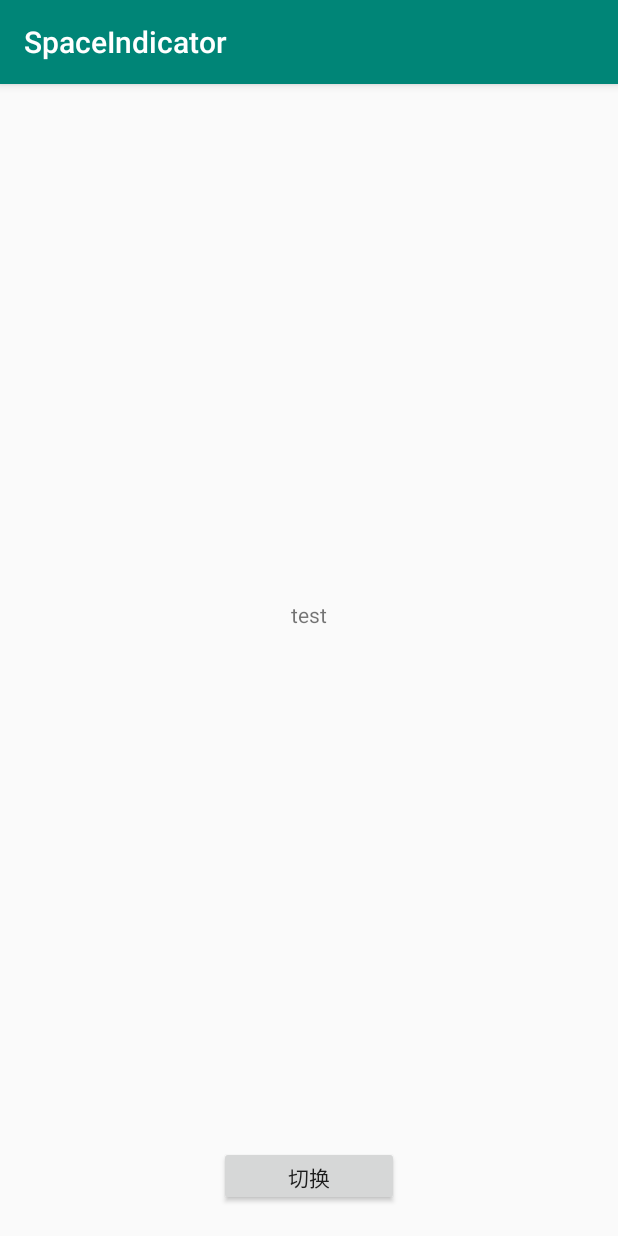
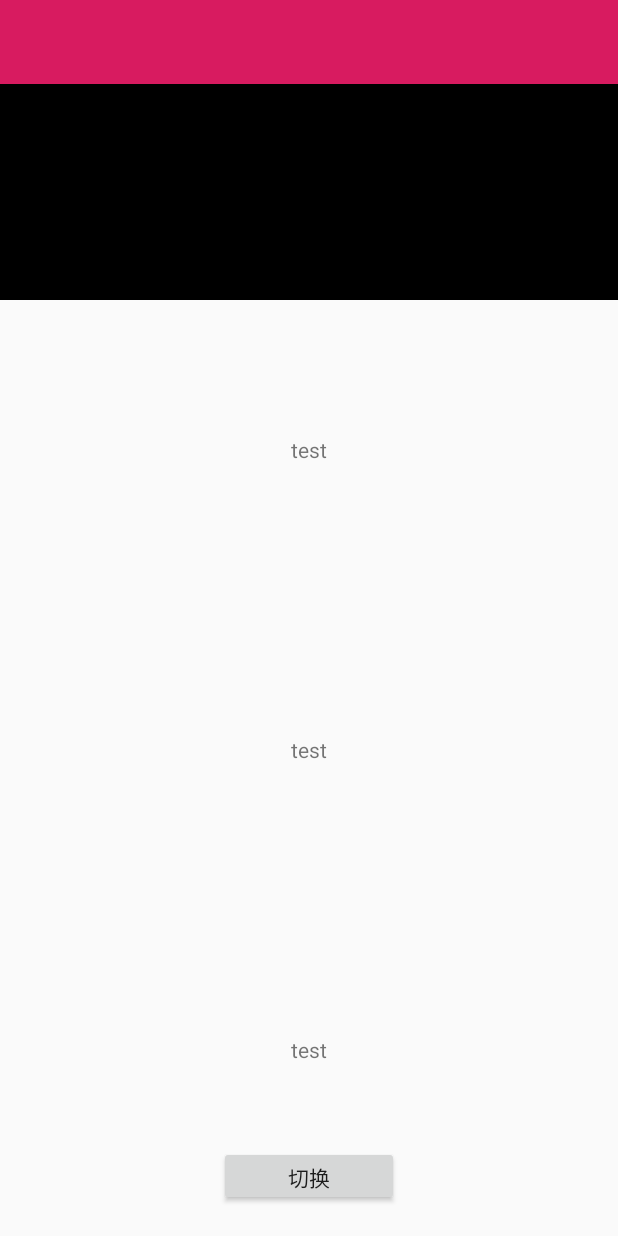
Before and after one commit to kaycool/MultiIndicator, an Android app: the screen it shows after launch (MainActivity), on a phone screen of 412 x 824 dp. Run offline under Robolectric (Android 15) with nearby library versions, the phone set to English and light mode, and no system bars; 3 statements that could not run were skipped.

Commit message:
fix scroll

```diff
--- a/app/build.gradle
+++ b/app/build.gradle
@@ -31,4 +31,5 @@ dependencies {
     androidTestImplementation 'com.android.support.test:runner:1.0.2'
     androidTestImplementation 'com.android.support.test.espresso:espresso-core:3.0.2'
     implementation project(':mylibrary')
+    implementation 'com.android.support:design:28.0.0'
 }
--- a/app/src/main/AndroidManifest.xml
+++ b/app/src/main/AndroidManifest.xml
@@ -8,7 +8,7 @@
             android:label="@string/app_name"
             android:roundIcon="@mipmap/ic_launcher_round"
             android:supportsRtl="true"
-            android:theme="@style/AppTheme">
+            android:theme="@style/Theme.Design.Light.NoActionBar">
         <activity android:name=".MainActivity">
             <intent-filter>
                 <action android:name="android.intent.action.MAIN"/>
--- a/app/src/main/java/com/kai/wang/space/indicator/MainActivity.kt
+++ b/app/src/main/java/com/kai/wang/space/indicator/MainActivity.kt
@@ -14,6 +14,35 @@ import kotlinx.android.synthetic.main.activity_test.*
 class MainActivity : AppCompatActivity() {
     private val mTitles by lazy {
         mutableListOf(
+            "标题一",
+            "标题二222222222标题二222222222标题二222222222标题二222222222",
+            "标题三",
+            "标题四标题十五22222222222标题十五22222222222标题十五22222222222标题十五22222222222标题十五22222222222标题十五22222222222标题十五22222222222标题十五22222222222标题十五22222222222标题十五22222222222",
+            "标题五",
+            "标题六",
+            "标题七2222222222222",
+            "标题八",
+            "标题九",
+            "标题十22222222",
+            "标题十一",
+            "标题十二",
+            "标题十三",
+            "标题十四2222222",
+            "标题十五22222222222",
+            "标题十六22",
+            "标题十七",
+            "标题十八",
+            "标题十九",
+            "标题二十22222222222",
+            "标题二十一",
+            "标题二十二222222222222",
+            "标题二十四222222222222222",
+            "标题二十五222222222222222222",
+            "标题二十六222",
+            "标题二十七22222",
+            "标题二十八2222",
+            "标题二十九22222",
+            "标题三十2222",
             "标题一",
             "标题二222222222标题二222222222标题二222222222标题二222222222",
             "标题三",
@@ -60,6 +89,8 @@ class MainActivity : AppCompatActivity() {
         btnMode.setOnClickListener {
             spaceFlowIndicator.changedMode()
         }
+
+        toolbar.title = "我是标题"
 
         viewPager.adapter = object : FragmentStatePagerAdapter(supportFragmentManager) {
             override fun getItem(p0: Int): Fragment {
--- a/app/src/main/res/layout/activity_test.xml
+++ b/app/src/main/res/layout/activity_test.xml
@@ -1,9 +1,37 @@
 <?xml version="1.0" encoding="utf-8"?>
-<RelativeLayout
+<android.support.design.widget.CoordinatorLayout
         xmlns:android="http://schemas.android.com/apk/res/android"
         xmlns:app="http://schemas.android.com/apk/res-auto"
         android:layout_width="match_parent"
         android:layout_height="match_parent">
+
+    <android.support.design.widget.AppBarLayout
+            android:id="@+id/appBarLayout"
+            android:layout_width="match_parent"
+            android:layout_height="wrap_content">
+
+        <android.support.design.widget.CollapsingToolbarLayout
+                android:id="@+id/collToolbar"
+                android:layout_width="match_parent"
+                android:layout_height="wrap_content"
+                app:layout_scrollFlags="scroll|exitUntilCollapsed">
+
+            <View
+                    android:background="@android:color/black"
+                    app:layout_collapseMode="parallax"
+                    app:layout_collapseParallaxMultiplier="0"
+                    android:layout_width="match_parent"
+                    android:layout_height="200dp"/>
+
+            <android.support.v7.widget.Toolbar
+                    android:background="@color/colorAccent"
+                    android:id="@+id/toolbar"
+                    android:layout_width="match_parent"
+                    android:layout_height="wrap_content"
+                    app:contentInsetStart="0dp"
+                    app:layout_collapseMode="pin"/>
+
+        </android.support.design.widget.CollapsingToolbarLayout>
 
         <!--app:multi_indicator_style="rectangle"-->
         <com.kai.wang.space.indicator.lib.MultiFlowIndicator
@@ -14,9 +42,11 @@
                 android:layout_width="match_parent"
                 android:layout_height="wrap_content"/>
 
+    </android.support.design.widget.AppBarLayout>
+
     <android.support.v4.view.ViewPager
-            android:layout_below="@+id/spaceFlowIndicator"
             android:id="@+id/viewPager"
+            app:layout_behavior="@string/appbar_scrolling_view_behavior"
             android:layout_above="@+id/btnMode"
             android:layout_width="match_parent"
             android:layout_height="match_parent"/>
@@ -24,10 +54,9 @@
     <Button
             android:id="@+id/btnMode"
             android:text="切换"
-            android:layout_alignParentBottom="true"
-            android:layout_centerInParent="true"
+            android:layout_gravity="bottom|center"
             android:layout_width="120dp"
             android:layout_marginBottom="20dp"
             android:layout_height="40dp"/>
 
-</RelativeLayout>
+</android.support.design.widget.CoordinatorLayout>
--- a/app/src/main/res/layout/fragment_test.xml
+++ b/app/src/main/res/layout/fragment_test.xml
@@ -1,6 +1,116 @@
 <?xml version="1.0" encoding="utf-8"?>
-<TextView xmlns:android="http://schemas.android.com/apk/res/android"
-          android:layout_width="match_parent"
-          android:text="test"
-          android:layout_height="match_parent"
-          android:gravity="center"/>
+
+<android.support.v4.widget.NestedScrollView
+        xmlns:android="http://schemas.android.com/apk/res/android"
+        android:layout_width="match_parent"
+        android:layout_height="match_parent">
+
+    <LinearLayout
+            android:orientation="vertical"
+            android:layout_width="match_parent"
+            android:layout_height="wrap_content">
+
+        <TextView
+                android:layout_width="match_parent"
+                android:text="test"
+                android:layout_height="200dp"
+                android:gravity="center"/>
+
+        <TextView
+                android:layout_width="match_parent"
+                android:text="test"
+                android:layout_height="200dp"
+                android:gravity="center"/>
+
+        <TextView
+                android:layout_width="match_parent"
+                android:text="test"
+                android:layout_height="200dp"
+                android:gravity="center"/>
+
+        <TextView
+                android:layout_width="match_parent"
+                android:text="test"
+                android:layout_height="200dp"
+                android:gravity="center"/>
+
+
+        <TextView
+                android:layout_width="match_parent"
+                android:text="test"
+                android:layout_height="200dp"
+                android:gravity="center"/>
+
+
+        <TextView
+                android:layout_width="match_parent"
+                android:text="test"
+                android:layout_height="200dp"
+                android:gravity="center"/>
+
+
+        <TextView
+                android:layout_width="match_parent"
+                android:text="test"
+                android:layout_height="200dp"
+                android:gravity="center"/>
+
+        <TextView
+                android:layout_width="match_parent"
+                android:text="test"
+                android:layout_height="200dp"
+                android:gravity="center"/>
+
+
+        <TextView
+                android:layout_width="match_parent"
+                android:text="test"
+                android:layout_height="200dp"
+                android:gravity="center"/>
+
+        <TextView
+                android:layout_width="match_parent"
+                android:text="test"
+                android:layout_height="200dp"
+                android:gravity="center"/>
+
+        <TextView
+                android:layout_width="match_parent"
+                android:text="test"
+                android:layout_height="200dp"
+                android:gravity="center"/>
+
+        <TextView
+                android:layout_width="match_parent"
+                android:text="test"
+                android:layout_height="200dp"
+                android:gravity="center"/>
+
+        <TextView
+                android:layout_width="match_parent"
+                android:text="test"
+                android:layout_height="200dp"
+                android:gravity="center"/>
+
+        <TextView
+                android:layout_width="match_parent"
+                android:text="test"
+                android:layout_height="200dp"
+                android:gravity="center"/>
+
+        <TextView
+                android:layout_width="match_parent"
+                android:text="test"
+                android:layout_height="200dp"
+                android:gravity="center"/>
+
+        <TextView
+                android:layout_width="match_parent"
+                android:text="test"
+                android:layout_height="200dp"
+                android:gravity="center"/>
+
+
+    </LinearLayout>
+
+</android.support.v4.widget.NestedScrollView>
```
Also changed, not shown: mylibrary/src/main/java/com/kai/wang/space/indicator/lib/MultiFlowIndicator.kt (+169 -120 lines). Lines whose indentation alone changed are shown as unchanged.
